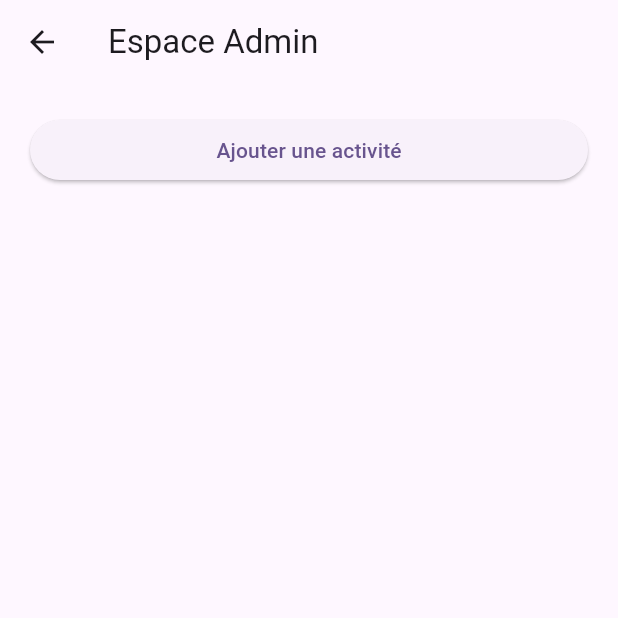
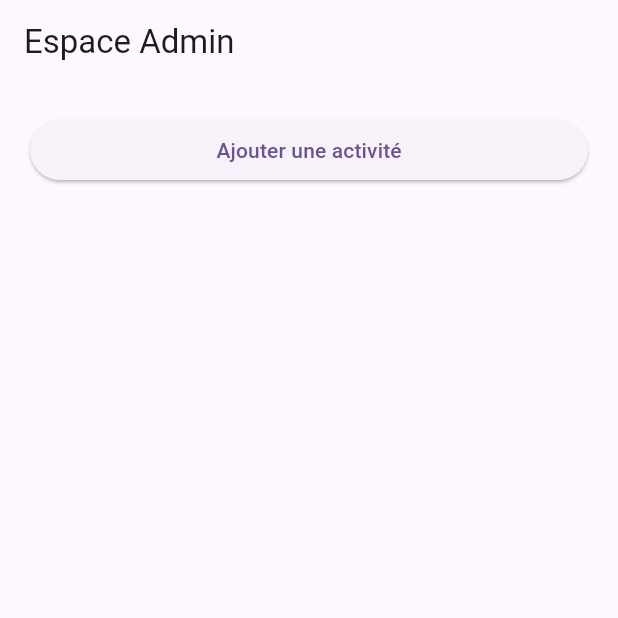
Before and after one commit to saraelharti04/Parcours_d_Exil, a Flutter app: the AdminPage screen opened directly, on a phone screen of 412 x 824 dp, the top half of it. Run offline on Flutter 3.47's test engine with Material 3 defaults, Android fonts, the phone set to English and light mode, and no system bars; our stand-ins replace file_picker, flutter_svg, just_audio, sembast, shared_preferences, video_player; missing offline and left inert: audio_session, flutter_pdfview; accounts and stored records are empty; network calls fail.

Commit message:
Disparition des flèches de déconnexion

```diff
--- a/lib/home.dart
+++ b/lib/home.dart
@@ -1989,8 +1989,10 @@ class HomeState extends State<Home> {
                 );
               },
             ),
+
+          if (!widget.isTherapist && !widget.isPatient)
             IconButton(
-            icon: const Icon(Icons.logout, size: 28.0, color: Colors.black),
+              icon: const Icon(Icons.login, size: 28.0, color: Colors.black),
               onPressed: () {
                 Navigator.pushReplacement(
                   context,
@@ -1999,6 +2001,7 @@ class HomeState extends State<Home> {
               },
             ),
         ],
+
         backgroundColor: Colors.white,
         elevation: 5.0,
       ),
--- a/lib/therapist/admin_page.dart
+++ b/lib/therapist/admin_page.dart
@@ -100,7 +100,8 @@ class _AdminPageState extends State<AdminPage> {
   @override
   Widget build(BuildContext context) {
     return Scaffold(
-      appBar: AppBar(title: const Text("Espace Admin")),
+      appBar: AppBar(automaticallyImplyLeading: false,
+          title: const Text("Espace Admin")),
       body: Padding(
         padding: const EdgeInsets.all(20),
         child: ListView(
```
Also changed, not shown: lib/therapist/messages_page.dart (+10 -4 lines), 9 other files. Lines whose indentation alone changed are shown as unchanged.
